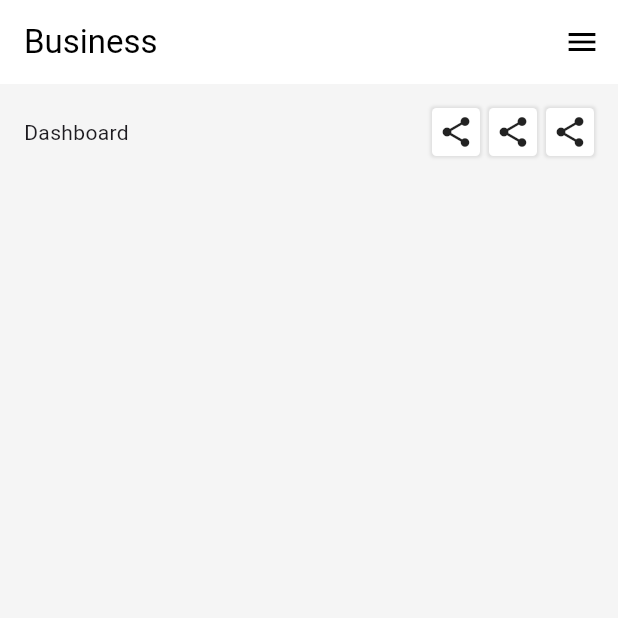
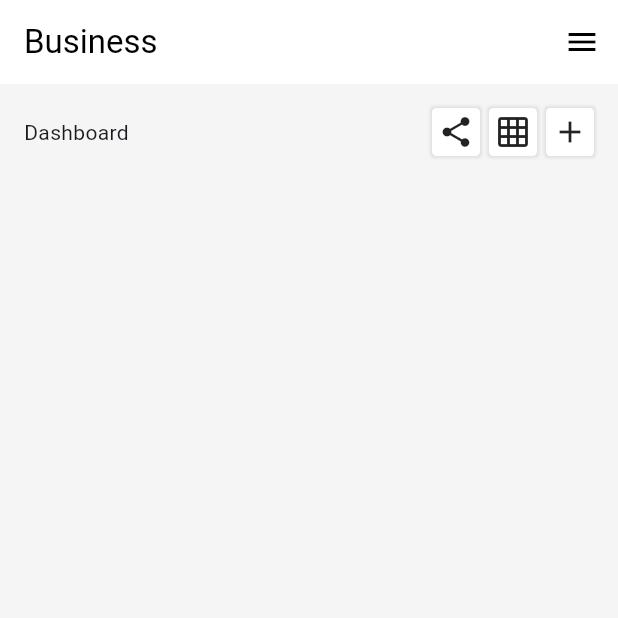
Before and after one commit to JAICHANGPARK/flutter_notebook_chapter_49, a Flutter app: the BusinessMainPage screen opened directly, on a phone screen of 412 x 824 dp, the top half of it. Run offline on Flutter 3.47's test engine with Material 3 defaults, Android fonts, the phone set to English and light mode, and no system bars; our stand-ins replace dots_indicator, gap, google_fonts.

Commit message:
Update business_main_page.dart

```diff
--- a/lib/ep2467_business_control_center_app/ui/business_main_page.dart
+++ b/lib/ep2467_business_control_center_app/ui/business_main_page.dart
@@ -59,7 +59,7 @@ class _BusinessMainPageState extends State<BusinessMainPage> {
                             ),
                           ],
                         ),
-                        child: Icon(Icons.share),
+                        child: Icon(Icons.grid_on),
                       ),
                       Container(
                         padding: EdgeInsets.all(4),
@@ -74,7 +74,7 @@ class _BusinessMainPageState extends State<BusinessMainPage> {
                             ),
                           ],
                         ),
-                        child: Icon(Icons.share),
+                        child: Icon(Icons.add),
                       ),
                     ],
                   ),
```
